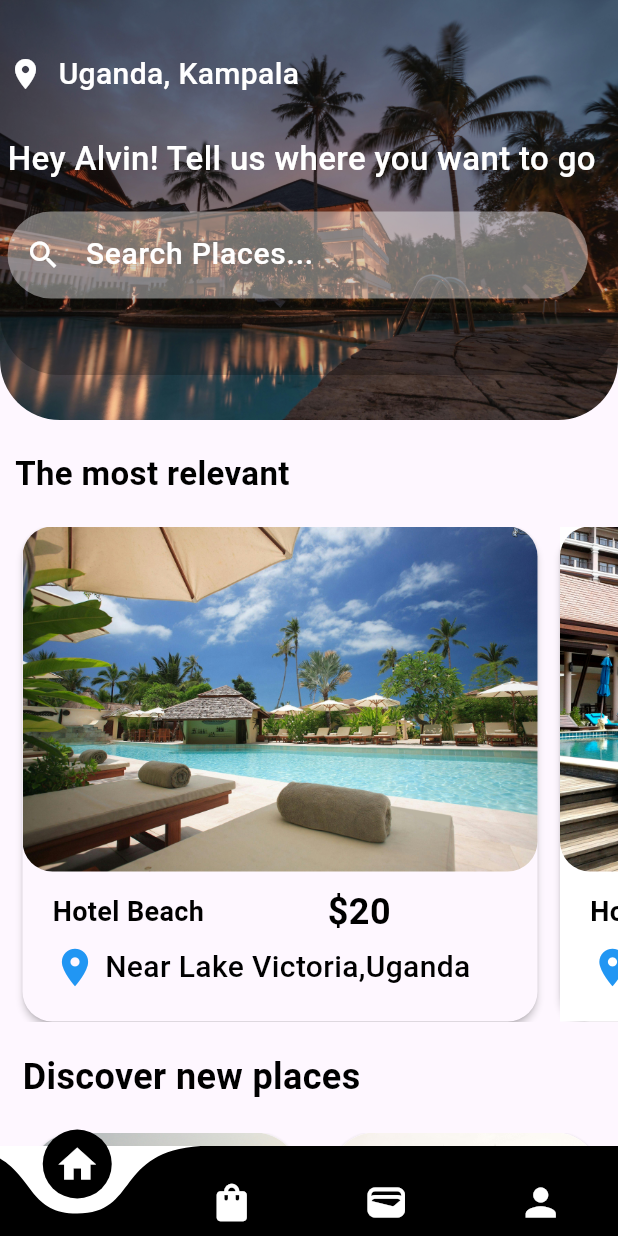
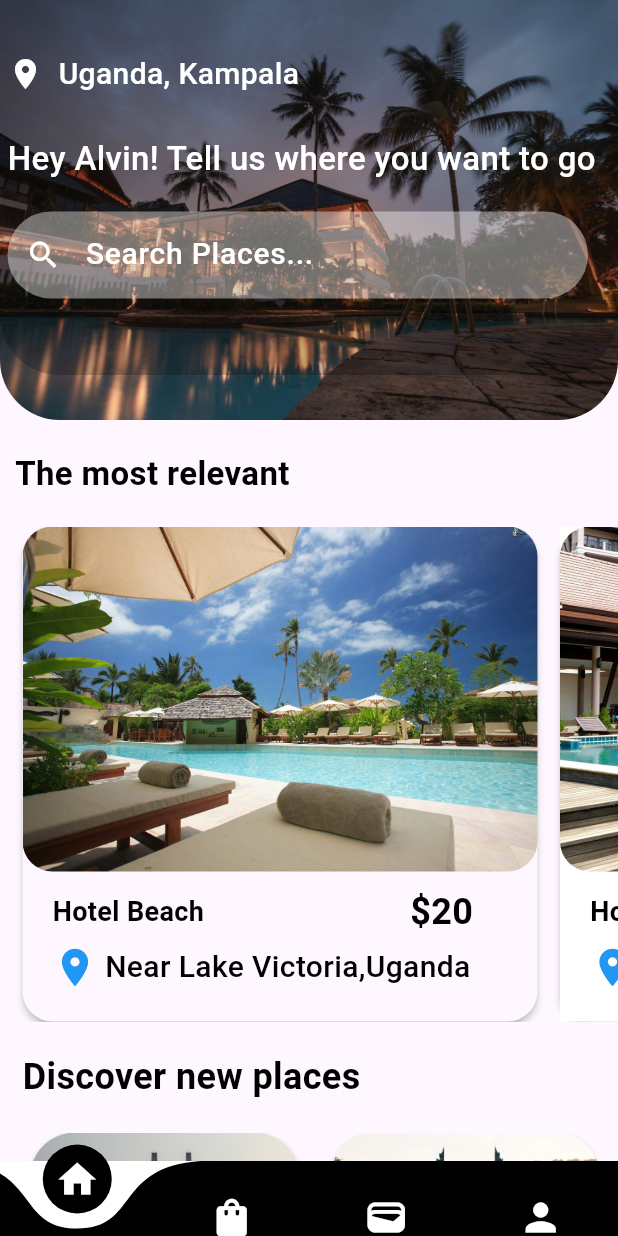
Before and after one commit to Alvin11David/HOTEL-BOOKING-APP, a Flutter app: the screen it shows after launch, on a phone screen of 412 x 824 dp. Run offline on Flutter 3.47's test engine with Material 3 defaults, Android fonts, the phone set to English and light mode, and no system bars; drawn by our look-alikes of curved_navigation_bar.

```diff
--- a/hotel_booking_app/lib/pages/bottomnav.dart
+++ b/hotel_booking_app/lib/pages/bottomnav.dart
@@ -37,7 +37,7 @@ class _BottomnavState extends State<Bottomnav> {
   Widget build(BuildContext context) {
     return Scaffold(
       bottomNavigationBar: CurvedNavigationBar(
-        height: 60,
+        height: 50,
         backgroundColor: Colors.white,
         color: Colors.black,
         animationDuration: Duration(milliseconds: 500),
--- a/hotel_booking_app/lib/pages/home.dart
+++ b/hotel_booking_app/lib/pages/home.dart
@@ -121,7 +121,7 @@ class _HomePageState extends State<HomePage> {
                             child: Row(
                               children: [
                                 Text("Hotel Beach", style: AppWidget.headlinetextstyle(18)),
-                                SizedBox(width: MediaQuery.of(context).size.width/5.0),
+                                SizedBox(width: MediaQuery.of(context).size.width/3.0),
                                 Text("\$20", style: AppWidget.headlinetextstyle(24),)
                               ],
                             ),
@@ -158,7 +158,7 @@ class _HomePageState extends State<HomePage> {
                             borderRadius: BorderRadius.circular(20),
                             child: Image.asset(
                               'assets/images/hotel2.jpg',
-                              width: MediaQuery.of(context).size.width / 1.5, fit: BoxFit.cover, height: 230,
+                              width: MediaQuery.of(context).size.width / 1.19, fit: BoxFit.cover, height: 230,
                             ),
                           ),
                           SizedBox(height: 10),
@@ -167,7 +167,7 @@ class _HomePageState extends State<HomePage> {
                             child: Row(
                               children: [
                                 Text("Hotel Beach", style: AppWidget.headlinetextstyle(18)),
-                                SizedBox(width: MediaQuery.of(context).size.width/4.9),
+                                SizedBox(width: MediaQuery.of(context).size.width/3),
                                 Text("\$20", style: AppWidget.headlinetextstyle(24),)
                               ],
                             ),
@@ -204,7 +204,7 @@ class _HomePageState extends State<HomePage> {
                             borderRadius: BorderRadius.circular(20),
                             child: Image.asset(
                               'assets/images/hotel3.jpg',
-                              width: MediaQuery.of(context).size.width / 1.5, fit: BoxFit.cover, height: 230,
+                              width: MediaQuery.of(context).size.width / 1.19, fit: BoxFit.cover, height: 230,
                             ),
                           ),
                           SizedBox(height: 10),
@@ -213,7 +213,7 @@ class _HomePageState extends State<HomePage> {
                             child: Row(
                               children: [
                                 Text("Hotel Beach", style: AppWidget.headlinetextstyle(18)),
-                                SizedBox(width: MediaQuery.of(context).size.width/4.9),
+                                SizedBox(width: MediaQuery.of(context).size.width/3),
                                 Text("\$20", style: AppWidget.headlinetextstyle(24),)
                               ],
                             ),
```
